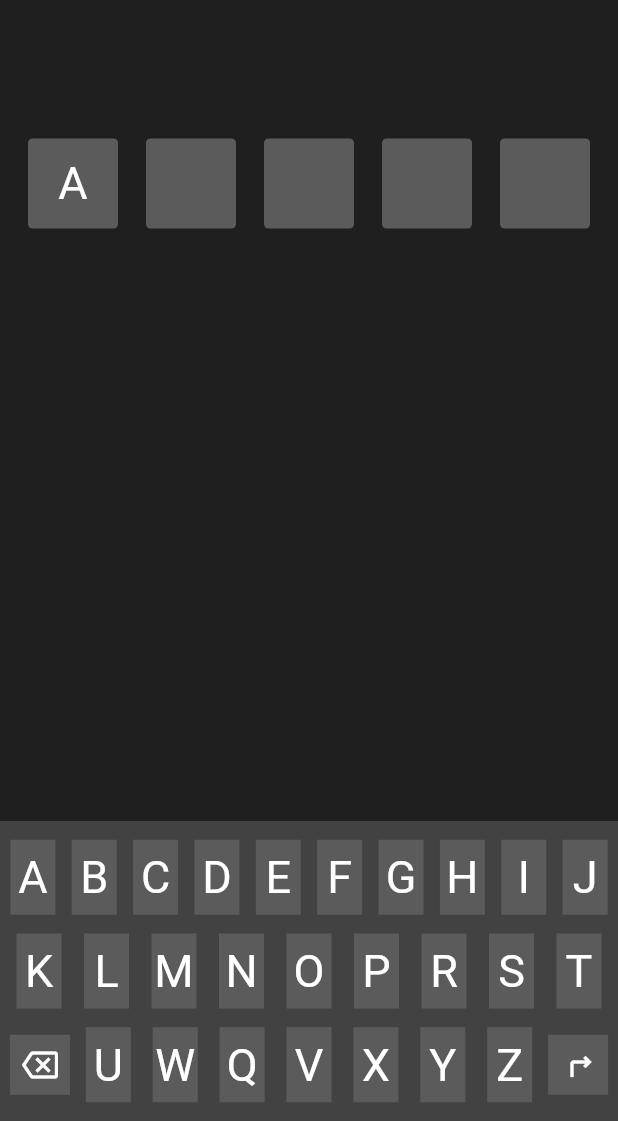
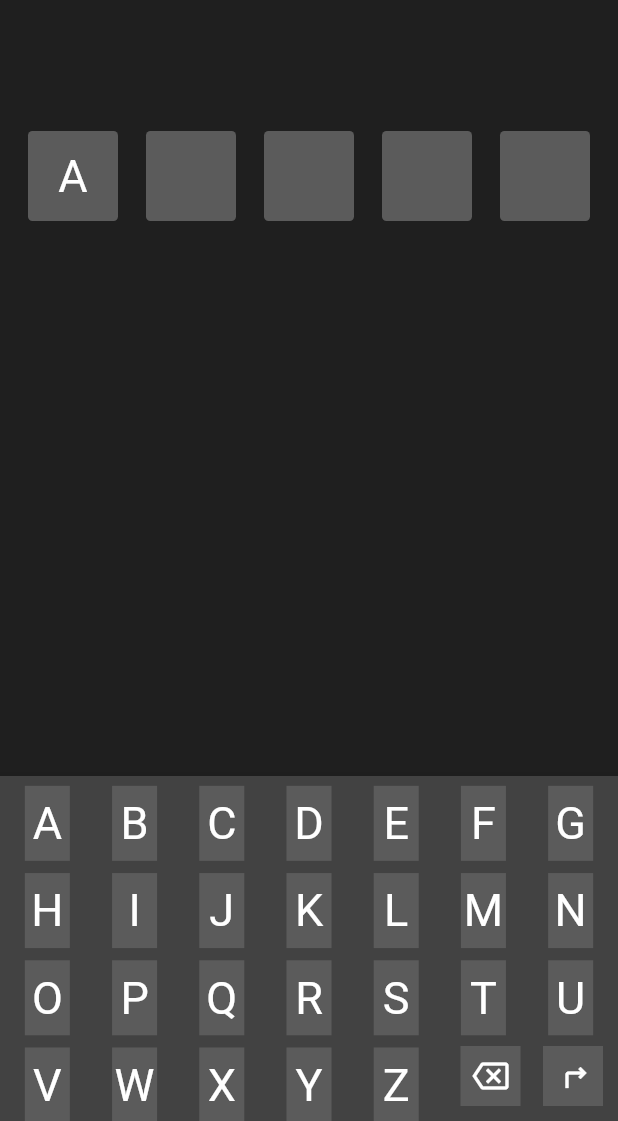
Before and after one commit to ahmetbugraozer/wordle_app, a Flutter app: the screen it shows after launch, after a tap on an icon or button, on a phone screen of 412 x 824 dp, the part 115-1236 px from its top. Run offline on Flutter 3.47's test engine with Material 2 defaults, Android fonts, the phone set to English and light mode, and no system bars.

Commit message:
applied basic word entering algorithm

```diff
--- a/lib/home.dart
+++ b/lib/home.dart
@@ -1,6 +1,7 @@
 // ignore_for_file: public_member_api_docs, sort_constructors_first
 import 'package:flutter/material.dart';
 import 'package:wordle_app/ui/widgets.dart';
+import 'package:wordle_app/utils/alphabet.dart';
 
 import 'ui/elements.dart';
 import 'logic/functions.dart';
@@ -25,11 +26,11 @@ class _WordleHomePageState extends GameLogic {
               mainAxisAlignment: MainAxisAlignment.spaceEvenly,
               children: gameIndex >= 0
                   ? [
-                      WordBox(word: word, boxIndex: 0),
-                      WordBox(word: word, boxIndex: 1),
-                      WordBox(word: word, boxIndex: 2),
-                      WordBox(word: word, boxIndex: 3),
-                      WordBox(word: word, boxIndex: 4),
+                      WordBox(word: wordsEntered[0], boxIndex: 0),
+                      WordBox(word: wordsEntered[0], boxIndex: 1),
+                      WordBox(word: wordsEntered[0], boxIndex: 2),
+                      WordBox(word: wordsEntered[0], boxIndex: 3),
+                      WordBox(word: wordsEntered[0], boxIndex: 4)
                     ]
                   : [],
             ),
@@ -37,11 +38,11 @@ class _WordleHomePageState extends GameLogic {
               mainAxisAlignment: MainAxisAlignment.spaceEvenly,
               children: gameIndex >= 1
                   ? [
-                      WordBox(word: word, boxIndex: 0),
-                      WordBox(word: word, boxIndex: 1),
-                      WordBox(word: word, boxIndex: 2),
-                      WordBox(word: word, boxIndex: 3),
-                      WordBox(word: word, boxIndex: 4),
+                      WordBox(word: wordsEntered[1], boxIndex: 0),
+                      WordBox(word: wordsEntered[1], boxIndex: 1),
+                      WordBox(word: wordsEntered[1], boxIndex: 2),
+                      WordBox(word: wordsEntered[1], boxIndex: 3),
+                      WordBox(word: wordsEntered[1], boxIndex: 4)
                     ]
                   : [],
             ),
@@ -49,11 +50,11 @@ class _WordleHomePageState extends GameLogic {
               mainAxisAlignment: MainAxisAlignment.spaceEvenly,
               children: gameIndex >= 2
                   ? [
-                      WordBox(word: word, boxIndex: 0),
-                      WordBox(word: word, boxIndex: 1),
-                      WordBox(word: word, boxIndex: 2),
-                      WordBox(word: word, boxIndex: 3),
-                      WordBox(word: word, boxIndex: 4),
+                      WordBox(word: wordsEntered[2], boxIndex: 0),
+                      WordBox(word: wordsEntered[2], boxIndex: 1),
+                      WordBox(word: wordsEntered[2], boxIndex: 2),
+                      WordBox(word: wordsEntered[2], boxIndex: 3),
+                      WordBox(word: wordsEntered[2], boxIndex: 4)
                     ]
                   : [],
             ),
@@ -61,11 +62,11 @@ class _WordleHomePageState extends GameLogic {
               mainAxisAlignment: MainAxisAlignment.spaceEvenly,
               children: gameIndex >= 3
                   ? [
-                      WordBox(word: word, boxIndex: 0),
-                      WordBox(word: word, boxIndex: 1),
-                      WordBox(word: word, boxIndex: 2),
-                      WordBox(word: word, boxIndex: 3),
-                      WordBox(word: word, boxIndex: 4),
+                      WordBox(word: wordsEntered[3], boxIndex: 0),
+                      WordBox(word: wordsEntered[3], boxIndex: 1),
+                      WordBox(word: wordsEntered[3], boxIndex: 2),
+                      WordBox(word: wordsEntered[3], boxIndex: 3),
+                      WordBox(word: wordsEntered[3], boxIndex: 4)
                     ]
                   : [],
             ),
@@ -74,163 +75,41 @@ class _WordleHomePageState extends GameLogic {
         ),
         bottomNavigationBar: BottomAppBar(
             child: Container(
-                height: 200,
+                height: 230,
                 decoration: MyDecorations.keyBoardDecoration,
-                child: Column(
-                    mainAxisAlignment: MainAxisAlignment.spaceEvenly,
+                child: Stack(
                   children: [
-                      Row(
-                          mainAxisAlignment: MainAxisAlignment.spaceEvenly,
-                          children: [
-                            GestureDetector(
-                                onTap: () {
-                                  addLetter("A");
+                    GridView.count(
+                        crossAxisCount: 7,
+                        mainAxisSpacing: 5,
+                        crossAxisSpacing: 5,
+                        padding: const EdgeInsets.all(5),
+                        children: alphabet
+                            .map((e) => RawMaterialButton(
+                                onPressed: () {
+                                  addLetter(e);
                                 },
-                                child: LetterBox(letter: "A")),
-                            GestureDetector(
-                                onTap: () {
-                                  addLetter("B");
-                                },
-                                child: LetterBox(letter: "B")),
-                            GestureDetector(
-                                onTap: () {
-                                  addLetter("C");
-                                },
-                                child: LetterBox(letter: "C")),
-                            GestureDetector(
-                                onTap: () {
-                                  addLetter("D");
-                                },
-                                child: LetterBox(letter: "D")),
-                            GestureDetector(
-                                onTap: () {
-                                  addLetter("E");
-                                },
-                                child: LetterBox(letter: "E")),
-                            GestureDetector(
-                                onTap: () {
-                                  addLetter("F");
-                                },
-                                child: LetterBox(letter: "F")),
-                            GestureDetector(
-                                onTap: () {
-                                  addLetter("G");
-                                },
-                                child: LetterBox(letter: "G")),
-                            GestureDetector(
-                                onTap: () {
-                                  addLetter("H");
-                                },
-                                child: LetterBox(letter: "H")),
-                            GestureDetector(
-                                onTap: () {
-                                  addLetter("I");
-                                },
-                                child: LetterBox(letter: "I")),
-                            GestureDetector(
-                                onTap: () {
-                                  addLetter("J");
-                                },
-                                child: LetterBox(letter: "J")),
-                          ]),
-                      Row(
-                          mainAxisAlignment: MainAxisAlignment.spaceEvenly,
-                          children: [
-                            GestureDetector(
-                                onTap: () {
-                                  addLetter("K");
-                                },
-                                child: LetterBox(letter: "K")),
-                            GestureDetector(
-                                onTap: () {
-                                  addLetter("L");
-                                },
-                                child: LetterBox(letter: "L")),
-                            GestureDetector(
-                                onTap: () {
-                                  addLetter("M");
-                                },
-                                child: LetterBox(letter: "M")),
-                            GestureDetector(
-                                onTap: () {
-                                  addLetter("N");
-                                },
-                                child: LetterBox(letter: "N")),
-                            GestureDetector(
-                                onTap: () {
-                                  addLetter("O");
-                                },
-                                child: LetterBox(letter: "O")),
-                            GestureDetector(
-                                onTap: () {
-                                  addLetter("P");
-                                },
-                                child: LetterBox(letter: "P")),
-                            GestureDetector(
-                                onTap: () {
-                                  addLetter("R");
-                                },
-                                child: LetterBox(letter: "R")),
-                            GestureDetector(
-                                onTap: () {
-                                  addLetter("S");
-                                },
-                                child: LetterBox(letter: "S")),
-                            GestureDetector(
-                                onTap: () {
-                                  addLetter("T");
-                                },
-                                child: LetterBox(letter: "T")),
-                          ]),
-                      Row(
-                          mainAxisAlignment: MainAxisAlignment.spaceEvenly,
-                          children: [
-                            GestureDetector(
+                                child: LetterBox(letter: e)))
+                            .toList()),
+                    Positioned(
+                      bottom: 10,
+                      right: 65,
+                      child: GestureDetector(
                           onTap: () {
                             deleteLetter();
                           },
                           child: OperatorButton(operator: "backspace")),
-                            GestureDetector(
-                                onTap: () {
-                                  addLetter("U");
-                                },
-                                child: LetterBox(letter: "U")),
-                            GestureDetector(
-                                onTap: () {
-                                  addLetter("W");
-                                },
-                                child: LetterBox(letter: "W")),
-                            GestureDetector(
-                                onTap: () {
-                                  addLetter("Q");
-                                },
-                                child: LetterBox(letter: "Q")),
-                            GestureDetector(
-                                onTap: () {
-                                  addLetter("V");
-                                },
-                                child: LetterBox(letter: "V")),
-                            GestureDetector(
-                                onTap: () {
-                                  addLetter("X");
-                                },
-                                child: LetterBox(letter: "X")),
-                            GestureDetector(
-                                onTap: () {
-                                  addLetter("Y");
-                                },
-                                child: LetterBox(letter: "Y")),
-                            GestureDetector(
-                                onTap: () {
-                                  addLetter("Z");
-                                },
-                                child: LetterBox(letter: "Z")),
-                            GestureDetector(
+                    ),
+                    Positioned(
+                      bottom: 10,
+                      right: 10,
+                      child: GestureDetector(
                           onTap: () {
                             enter();
                           },
-                                child: OperatorButton(operator: "enter"))
-                          ])
-                    ]))));
+                          child: OperatorButton(operator: "enter")),
+                    )
+                  ],
+                ))));
   }
 }
--- a/lib/logic/functions.dart
+++ b/lib/logic/functions.dart
@@ -5,36 +5,41 @@ import '../ui/elements.dart';
 import '../home.dart';
 
 abstract class GameLogic extends State<WordleHomePage> {
-  late String word;
   late int gameIndex;
   late List<String> wordsEntered;
 
   @override
   void initState() {
     super.initState();
-    word = "";
     gameIndex = 0;
-    wordsEntered = [];
+    wordsEntered = ["", "", "", "", ""];
   }
 
   void addLetter(String letter) {
     setState(() {
-      word.length != 5 ? word += letter : true;
+      wordsEntered[gameIndex].length != 5
+          ? wordsEntered[gameIndex] += letter
+          : true;
     });
   }
 
   void deleteLetter() {
     setState(() {
-      word.isNotEmpty ? (word = word.substring(0, word.length - 1)) : true;
+      wordsEntered[gameIndex].isNotEmpty
+          ? (wordsEntered[gameIndex] = wordsEntered[gameIndex]
+              .substring(0, wordsEntered[gameIndex].length - 1))
+          : true;
     });
   }
 
   void enter() {
     setState(() {
-      gameIndex < 4 ? gameIndex++ : true;
+      if (wordsEntered[gameIndex].length == 5 && gameIndex < 4) {
+        gameIndex++;
+      } else {
+        true;
+      }
     });
-
-    print(gameIndex);
   }
 
   void evaluate() {}
--- a/lib/ui/widgets.dart
+++ b/lib/ui/widgets.dart
@@ -3,9 +3,13 @@ import 'package:wordle_app/logic/functions.dart';
 import 'package:wordle_app/ui/elements.dart';
 
 class WordBox extends StatelessWidget {
-  WordBox({Key? key, required this.word, required this.boxIndex})
-      : super(key: key);
+  WordBox({
+    Key? key,
+    required this.word,
+    required this.boxIndex,
+  }) : super(key: key);
   String word;
+
   int boxIndex;
   @override
   Widget build(BuildContext context) {
@@ -14,7 +18,7 @@ class WordBox extends StatelessWidget {
         width: 60,
         decoration: MyDecorations.textFieldDecoration,
         child: Center(
-            child: Text(word.length >= boxIndex + 1 ? word[boxIndex] : "",
+            child: Text((word.length >= boxIndex + 1) ? word[boxIndex] : "",
                 style: MyTextStyle.letterTextStyle)));
   }
 }
```
Also changed, not shown: lib/utils/alphabet.dart (added, +28 -0 lines). Lines whose indentation alone changed are shown as unchanged.
